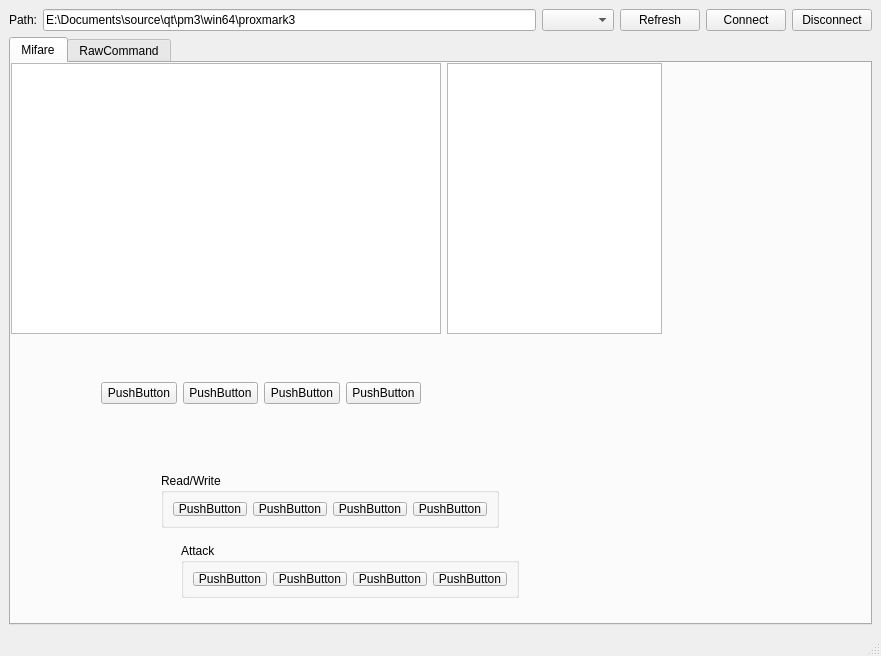
wh201906/Proxmark3GUI, file mainwindow.ui: the form before one commit.
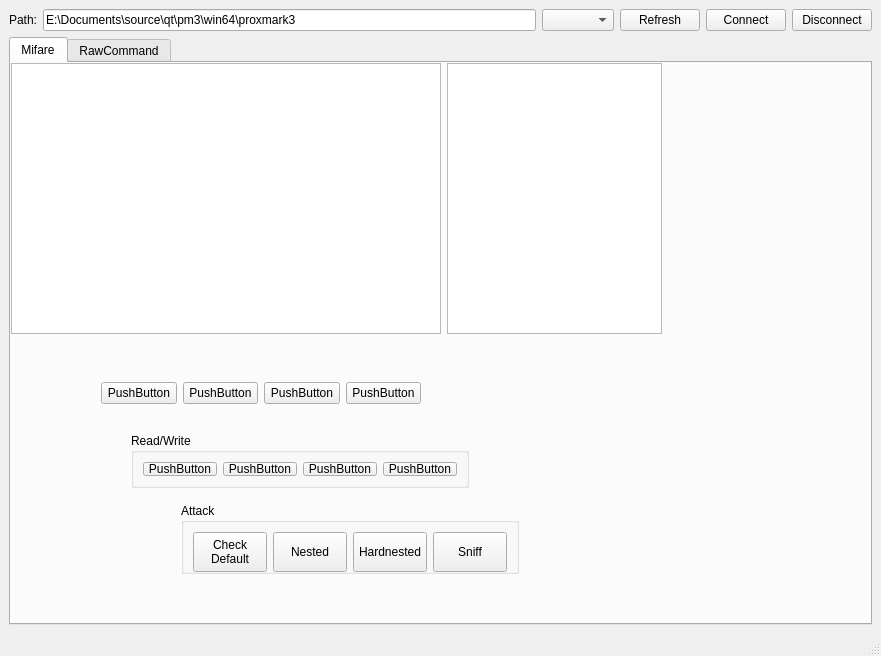
The form after the commit. The open tabs and pages were chosen to show the change.

What changed in the file:
```diff
--- a/mainwindow.ui
+++ b/mainwindow.ui
@@ -130,8 +130,8 @@
        <widget class="QGroupBox" name="groupBox">
         <property name="geometry">
          <rect>
-          <x>150</x>
-          <y>410</y>
+          <x>120</x>
+          <y>370</y>
           <width>338</width>
           <height>55</height>
          </rect>
@@ -174,9 +174,9 @@
         <property name="geometry">
          <rect>
           <x>170</x>
-          <y>480</y>
+          <y>440</y>
           <width>338</width>
-          <height>55</height>
+          <height>71</height>
          </rect>
         </property>
         <property name="title">
@@ -184,30 +184,85 @@
         </property>
         <layout class="QHBoxLayout" name="horizontalLayout_5">
          <item>
-          <widget class="QPushButton" name="pushButton_9">
+          <widget class="QPushButton" name="MFChkButton">
+           <property name="sizePolicy">
+            <sizepolicy hsizetype="Minimum" vsizetype="Fixed">
+             <horstretch>0</horstretch>
+             <verstretch>0</verstretch>
+            </sizepolicy>
+           </property>
+           <property name="minimumSize">
+            <size>
+             <width>0</width>
+             <height>40</height>
+            </size>
+           </property>
+           <property name="maximumSize">
+            <size>
+             <width>16777215</width>
+             <height>40</height>
+            </size>
+           </property>
            <property name="text">
-            <string>PushButton</string>
+            <string>Check
+Default</string>
            </property>
           </widget>
          </item>
          <item>
-          <widget class="QPushButton" name="pushButton_10">
+          <widget class="QPushButton" name="MFNestedButton">
+           <property name="minimumSize">
+            <size>
+             <width>0</width>
+             <height>40</height>
+            </size>
+           </property>
+           <property name="maximumSize">
+            <size>
+             <width>16777215</width>
+             <height>40</height>
+            </size>
+           </property>
            <property name="text">
-            <string>PushButton</string>
+            <string>Nested</string>
            </property>
           </widget>
          </item>
          <item>
-          <widget class="QPushButton" name="pushButton_11">
+          <widget class="QPushButton" name="MFHardnestedButton">
+           <property name="minimumSize">
+            <size>
+             <width>0</width>
+             <height>40</height>
+            </size>
+           </property>
+           <property name="maximumSize">
+            <size>
+             <width>16777215</width>
+             <height>40</height>
+            </size>
+           </property>
            <property name="text">
-            <string>PushButton</string>
+            <string>Hardnested</string>
            </property>
           </widget>
          </item>
          <item>
-          <widget class="QPushButton" name="pushButton_12">
+          <widget class="QPushButton" name="MFSniffButton">
+           <property name="minimumSize">
+            <size>
+             <width>0</width>
+             <height>40</height>
+            </size>
+           </property>
+           <property name="maximumSize">
+            <size>
+             <width>16777215</width>
+             <height>40</height>
+            </size>
+           </property>
            <property name="text">
-            <string>PushButton</string>
+            <string>Sniff</string>
            </property>
           </widget>
          </item>
```
Left out of the diff: 2 changed lines with no effect on the pictures.
